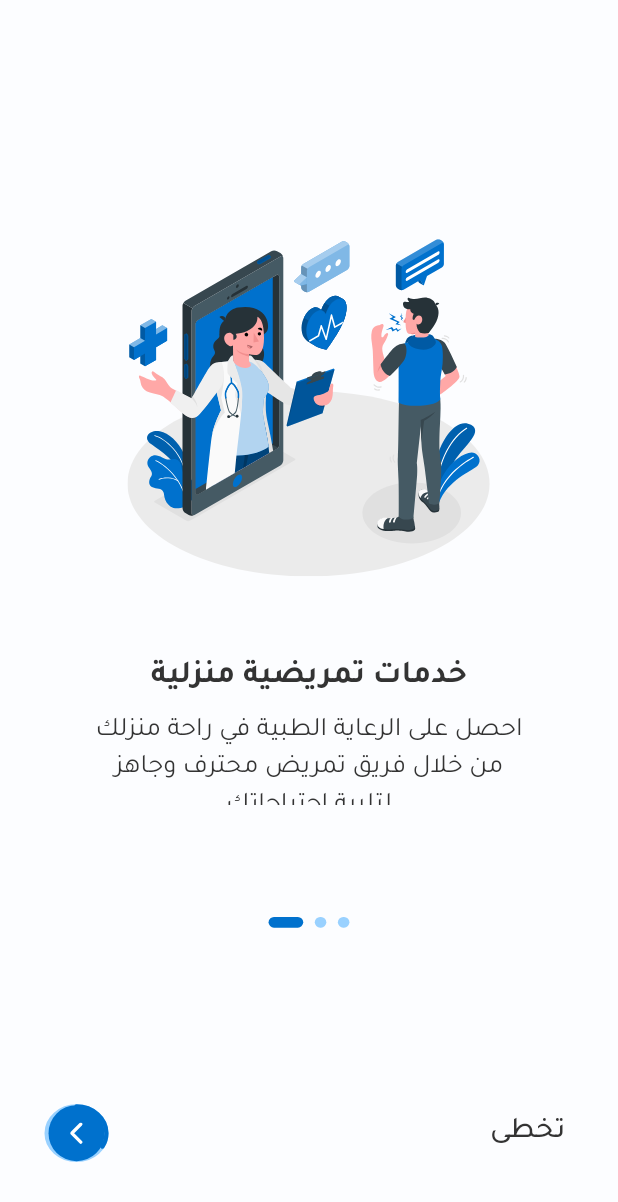
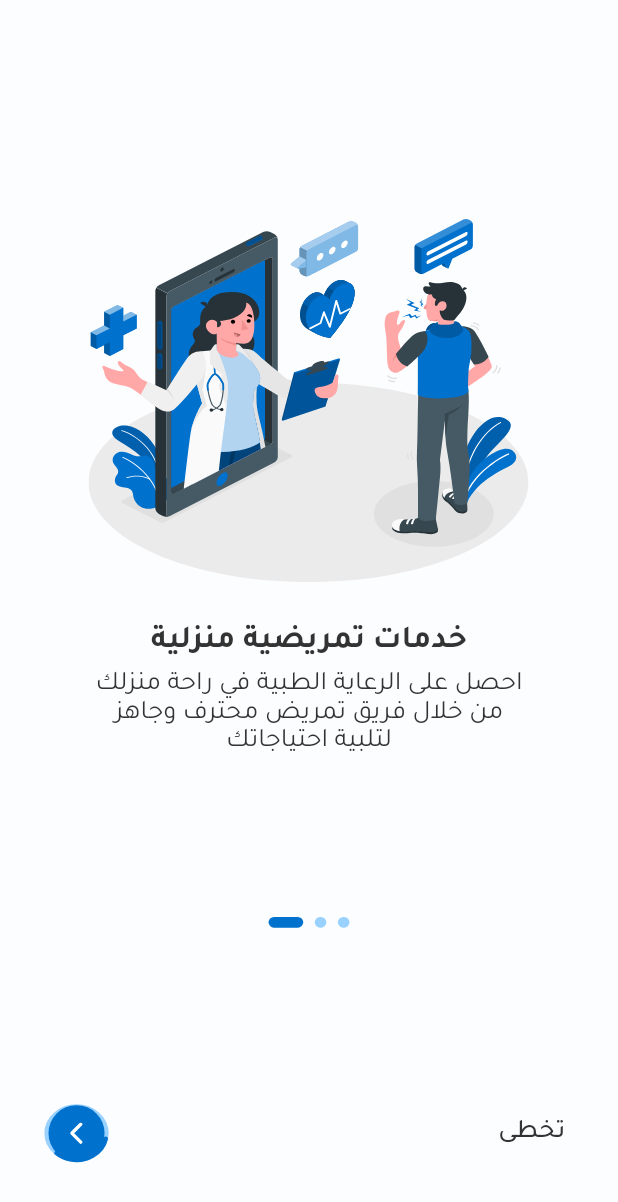
Before and after one commit to ahmedemara231/emergency, a Flutter app: the screen it shows after launch, on a phone screen of 412 x 824 dp. Shown: the top 1202 px of the screen. Run offline on Flutter 3.47's test engine with Material 3 defaults, Android fonts, the phone set to English and light mode, and no system bars; drawn by our look-alikes of smooth_page_indicator; our stand-ins replace cached_network_image, connectivity_plus, dio, easy_localization, equatable, firebase_core and 15 more; missing offline and left inert: animated_snack_bar, flutter_expandable_text; accounts and stored records are empty.

Commit message:
Edit onboarding: add user selection

```diff
--- /dev/null
+++ b/devtools_options.yaml
@@ -0,0 +1,3 @@
+description: This file stores settings for Dart & Flutter DevTools.
+documentation: https://docs.flutter.dev/tools/devtools/extensions#configure-extension-enablement-states
+extensions:
--- a/lib/src/app.dart
+++ b/lib/src/app.dart
@@ -1,5 +1,6 @@
 import 'package:easy_localization/easy_localization.dart';
 import 'package:emergency/src/features/onboarding/presentation/onboarding_screen.dart';
+import 'package:emergency/src/features/onboarding/presentation/user_type_selection_screen.dart';
 import 'package:flutter/material.dart';
 import 'package:flutter_easyloading/flutter_easyloading.dart';
 import 'package:flutter_screenutil/flutter_screenutil.dart';
--- a/lib/src/core/constants/app_constants.dart
+++ b/lib/src/core/constants/app_constants.dart
@@ -10,7 +10,7 @@ class Constants {
   static String phoneRegExp =
       r'(^[\+]?[(]?[0-9]{3}[)]?[-\s\.]?[0-9]{3}[-\s\.]?[0-9]' r'{4,6}$)';
 
-  static var appColor = HexColor('##0071CD');
+  static var appColor = HexColor('#0071CD');
   static var scaffoldBackGroundColor = HexColor('#FCFDFF');
   static var kPrimaryBGColor = HexColor('#FCFDFF');
   static var kPrimaryMainColor = HexColor("#0070CD");
@@ -22,6 +22,12 @@ class Constants {
   static var kNeutral300Color = HexColor("#B3B3B3");
 
   static String tajawalFontFamily = "Tajawal";
+
+  static List<String> userRoles = [
+    'مستخدم',
+    'عيادة',
+    'ممرض',
+  ];
 
   //date time
   // static String dataTime = Jiffy().yMMMd;
--- a/lib/src/core/constants/app_sizes.dart
+++ b/lib/src/core/constants/app_sizes.dart
@@ -35,6 +35,8 @@ class AppPadding {
   static double pH16 = 16.0.h;
   static double pH18 = 18.0.h;
   static double pH20 = 20.0.h;
+  static double pH24 = 24.0.h;
+  static double pH40 = 40.0.h;
 
   // VALUES FOR WIDTH
   static double pW2 = 2.0.h;
--- a/lib/src/core/helpers/base_widgets/text.dart
+++ b/lib/src/core/helpers/base_widgets/text.dart
@@ -1,35 +1,41 @@
 import 'package:flutter/material.dart';
+import 'package:flutter_screenutil/flutter_screenutil.dart';
 
 class AppText extends StatelessWidget {
-  String text;
-  double? fontSize;
-  FontWeight? fontWeight;
-  int? maxLines;
-  Color? color;
-  TextDecoration? textDecoration;
+  final String text;
+  final double? fontSize;
+  final FontWeight? fontWeight;
+  final int? maxLines;
+  final Color? color;
+  final TextDecoration? textDecoration;
+  final TextAlign? textAlign;
 
-  AppText({Key? key,
+  const AppText({
+    super.key,
     required this.text,
     this.fontSize,
     this.fontWeight,
     this.maxLines,
     this.color,
     this.textDecoration,
+    this.textAlign,
   });
 
   @override
   Widget build(BuildContext context) {
     return Text(
       text,
-      maxLines: maxLines?? 2,
+      textAlign: textAlign,
+      maxLines: maxLines ?? 3,
       overflow: TextOverflow.ellipsis,
       style: TextStyle(
-        fontSize: fontSize ,
-        fontWeight: fontWeight,
-        color: color,
-        decoration: textDecoration,
-        overflow: TextOverflow.ellipsis,
-      ),
+          fontSize: fontSize,
+          fontWeight: fontWeight,
+          color: color,
+          decoration: textDecoration,
+          overflow: TextOverflow.ellipsis,
+          fontFamily: 'Tajawal',
+          height: 1.2.h),
     );
   }
 }
--- a/lib/src/features/onboarding/presentation/onboarding_screen.dart
+++ b/lib/src/features/onboarding/presentation/onboarding_screen.dart
@@ -18,10 +18,10 @@ class OnboardingScreen extends StatelessWidget {
     OnboardingController myController = GetIt.instance<OnboardingController>();
     List<OnboardingModel> onboardingList = getOnBoardingList();
 
-    return SafeArea(
-      child: Scaffold(
-        backgroundColor: Constants.scaffoldBackGroundColor,
-        body: Padding(
+    return Scaffold(
+      backgroundColor: Constants.scaffoldBackGroundColor,
+      body: SafeArea(
+        child: Padding(
           padding: EdgeInsets.symmetric(horizontal: 24.w),
           child: Column(
             children: [
@@ -32,7 +32,7 @@ class OnboardingScreen extends StatelessWidget {
                       ? Column(
                           children: [
                             SizedBox(
-                              height: 35.13.h,
+                              height: 22.h,
                             ),
                             Row(
                               mainAxisAlignment: MainAxisAlignment.end,
@@ -50,7 +50,7 @@ class OnboardingScreen extends StatelessWidget {
                           ],
                         )
                       : SizedBox(
-                          height: 152.13.h,
+                          height: 139.h,
                         );
                 },
               ),
@@ -64,7 +64,7 @@ class OnboardingScreen extends StatelessWidget {
                 ),
               ),
               SizedBox(
-                height: 84.h,
+                height: 95.h,
               ),
               OnboardingDotsIndicator(
                 controller: myController.pageController,
--- a/lib/src/features/onboarding/presentation/widgets/onboarding_content.dart
+++ b/lib/src/features/onboarding/presentation/widgets/onboarding_content.dart
@@ -1,3 +1,4 @@
+import 'package:emergency/src/core/helpers/base_widgets/text.dart';
 import 'package:emergency/src/features/onboarding/data/data_source/models/onboarding_model.dart';
 import 'package:flutter/material.dart';
 import 'package:flutter_screenutil/flutter_screenutil.dart';
@@ -11,46 +12,37 @@ class OnboardingContent extends StatelessWidget {
 
   @override
   Widget build(BuildContext context) {
-    return Padding(
-      padding: EdgeInsets.symmetric(horizontal: 24.w),
-      child: Column(
+    return Column(
       mainAxisAlignment: MainAxisAlignment.center,
       children: [
         SizedBox(
-            width: 272.h,
+          height: 272.h,
           child: SvgPicture.asset(
             model.imagePath,
-              fit: BoxFit.contain,
+            fit: BoxFit.fill,
           ),
         ),
         SizedBox(
-            height: 32.h,
+          height: 32.87.h,
         ),
-          Text(
-            model.title,
-            style: TextStyle(
-              fontFamily: 'Tajawal',
+        AppText(
+          text: model.title,
           fontWeight: FontWeight.w700,
           fontSize: 24.sp,
           color: HexColor('#333333'),
-            ),
           textAlign: TextAlign.center,
         ),
         SizedBox(
           height: 8.h,
         ),
-          Text(
-            model.body,
-            style: TextStyle(
-              fontFamily: 'Tajawal',
+        AppText(
+          text: model.body,
           fontWeight: FontWeight.w400,
           fontSize: 20.sp,
           color: HexColor('#333333'),
-            ),
           textAlign: TextAlign.center,
-          ),
+        )
       ],
-      ),
     );
   }
 }
--- a/lib/src/features/onboarding/presentation/widgets/onboarding_navigation.dart
+++ b/lib/src/features/onboarding/presentation/widgets/onboarding_navigation.dart
@@ -1,6 +1,10 @@
+import 'package:emergency/src/core/helpers/base_extensions/context/routes.dart';
+import 'package:emergency/src/core/helpers/base_widgets/text.dart';
+import 'package:emergency/src/features/onboarding/presentation/user_type_selection_screen.dart';
 import 'package:emergency/src/features/onboarding/presentation/widgets/onboarding_controller.dart';
 import 'package:emergency/src/features/onboarding/presentation/widgets/onboarding_next_button.dart';
 import 'package:flutter/material.dart';
+import 'package:flutter_screenutil/flutter_screenutil.dart';
 // import 'package:flutter_screenutil/flutter_screenutil.dart';
 import 'package:get_it/get_it.dart';
 import 'package:hexcolor/hexcolor.dart';
@@ -34,37 +38,33 @@ class OnboardingNavigation extends StatelessWidget {
                   ),
                   TextButton(
                     onPressed: () {
-                      // context.go(AppRouter.kLoginView);
+                      context.removeOldRoute(const UserTypeSelectionScreen());
                     },
-                    child: Text(
-                      'تخطى',
-                      style: TextStyle(
-                        fontFamily: 'Tajawal',
+                    child: AppText(
+                      text: 'تخطى',
                       fontWeight: FontWeight.w500,
-                        fontSize: 20,
+                      fontSize: 20.sp,
                       color: HexColor('#333333'),
-                      ),
+                      textAlign: TextAlign.center,
                     ),
                   ),
                 ],
               )
-            : Row(
-                mainAxisAlignment: MainAxisAlignment.start,
-                children: [
-                  OnboardingNextButton(
+            : Align(
+                alignment: Alignment.centerLeft,
+                child: OnboardingNextButton(
                   fillColor: HexColor('#0071CD'),
                   onTap: () {
                     if (myController.currentPage <
                         myController.onboardingList.length - 1) {
                       myController.next();
                     } else {
-                        //
+                      context.removeOldRoute(const UserTypeSelectionScreen());
                     }
                   },
                   progress: (myController.currentPage + 1) /
                       myController.onboardingList.length,
                 ),
-                ],
               );
       },
     );
--- a/lib/src/features/onboarding/presentation/widgets/onboarding_next_button.dart
+++ b/lib/src/features/onboarding/presentation/widgets/onboarding_next_button.dart
@@ -27,7 +27,7 @@ class OnboardingNextButton extends StatelessWidget {
                 color: fillColor,
                 progress: progress,
               ),
-              size: Size(58.w, 58.h),
+              size: const Size(58, 58),
             ),
             Container(
               width: 42.h,
--- a/lib/src/features/onboarding/presentation/widgets/onboarding_slider.dart
+++ b/lib/src/features/onboarding/presentation/widgets/onboarding_slider.dart
@@ -19,7 +19,9 @@ class OnboardingSlider extends StatelessWidget {
       controller: controller,
       itemCount: onboardingList.length,
       itemBuilder: (context, i) {
-        return OnboardingContent(onboardingList[i]);
+        return OnboardingContent(
+          onboardingList[i],
+        );
       },
     );
   }
--- a/lib/src/features/onboarding/presentation/widgets/ring_indicator_painter.dart
+++ b/lib/src/features/onboarding/presentation/widgets/ring_indicator_painter.dart
@@ -13,7 +13,7 @@ class RingIndicatorPainter extends CustomPainter {
 
   @override
   void paint(Canvas canvas, Size size) {
-    double strokeWidth = 3.w; //
+    double strokeWidth = 3; //
     double padding = 8;
     final Rect rect = Rect.fromLTWH(
       padding,
@@ -37,7 +37,7 @@ class RingIndicatorPainter extends CustomPainter {
     canvas.drawArc(
       // fill color
       rect,
-      -3.141592653589793 / 2, // start angel
+      3.141592653589793 / 15, // start angel
       sweepAngle, // sweep angel
       false,
       Paint()
```
Also changed, not shown: lib/src/core/helpers/app_widgets/custom_button.dart (added, +35 -0 lines), lib/src/features/onboarding/presentation/user_type_selection_screen.dart (added, +76 -0 lines), lib/src/features/onboarding/presentation/widgets/onboarding_dots_indicator.dart (+0 -38 lines), lib/src/features/onboarding/presentation/widgets/user_type_selection_tile.dart (added, +95 -0 lines), assets/images/logo.png (deleted), assets/images/logo.svg (added), lib/generated/assets.dart. Lines whose indentation alone changed are shown as unchanged.
